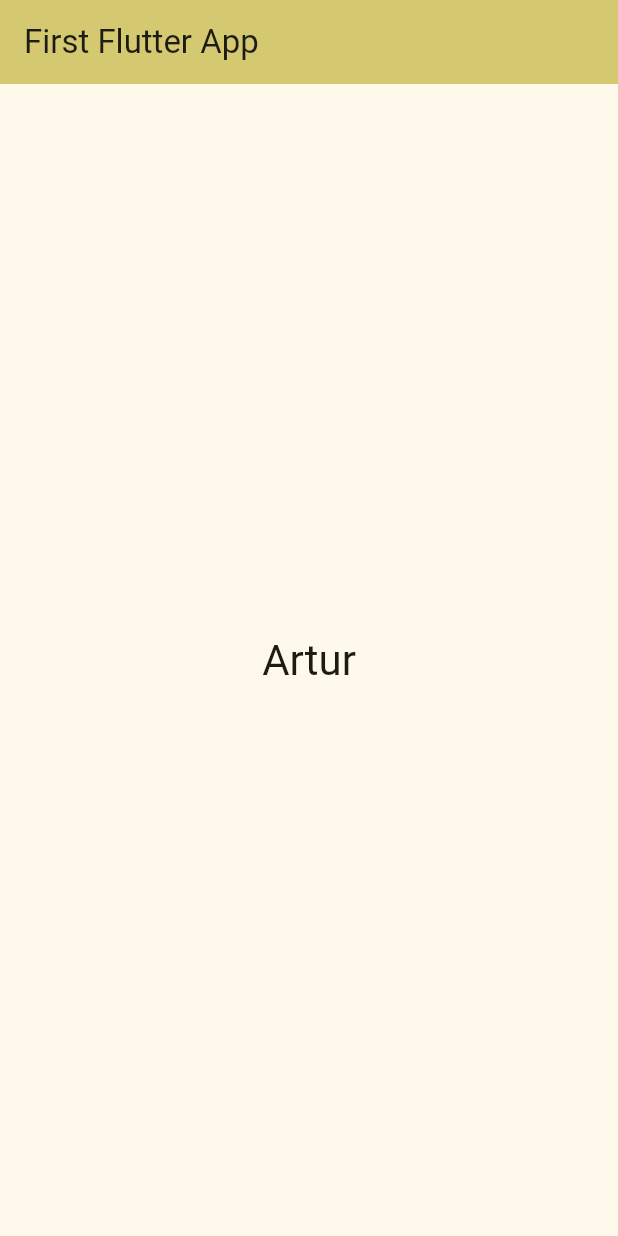
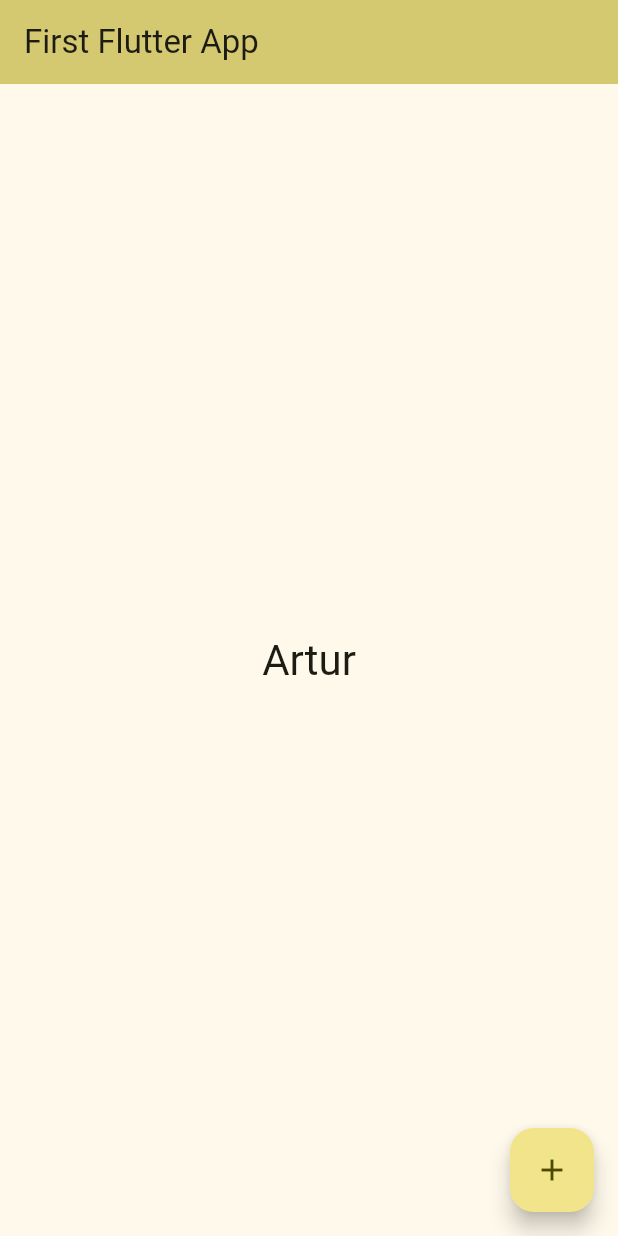
Before and after one commit to ArturRibeiro01/flutter_My_first_app, a Flutter app: the screen it shows after launch, on a phone screen of 412 x 824 dp. Run offline on Flutter 3.47's test engine with Material 3 defaults, Android fonts, the phone set to English and light mode, and no system bars.

Commit message:
commit diário

```diff
--- a/lib/main.dart
+++ b/lib/main.dart
@@ -30,18 +30,11 @@ class MyHomePage extends StatefulWidget {
 }
 
 class _MyHomePageState extends State<MyHomePage> {
-  int _counter = 0;
-
-  void _incrementCounter() {
-    setState(() {
-      _counter++;
-    });
-  }
-
   bool _showMyName = true;
 
   void _updateScreen() {
     _showMyName = !_showMyName;
+    setState(() {});
   }
 
   @override
@@ -65,11 +58,11 @@ class _MyHomePageState extends State<MyHomePage> {
           ],
         ),
       ),
-      // floatingActionButton: FloatingActionButton(
-      //   onPressed: _incrementCounter,
-      //   tooltip: 'Adicionar mais um número',
-      //   child: const Icon(Icons.add),
-      // ),
+      floatingActionButton: FloatingActionButton(
+        onPressed: _updateScreen,
+        tooltip: 'Adicionar mais um número',
+        child: const Icon(Icons.add),
+      ),
     );
   }
 }
```
Also changed, not shown: pubspec.yaml (+3 -25 lines).
